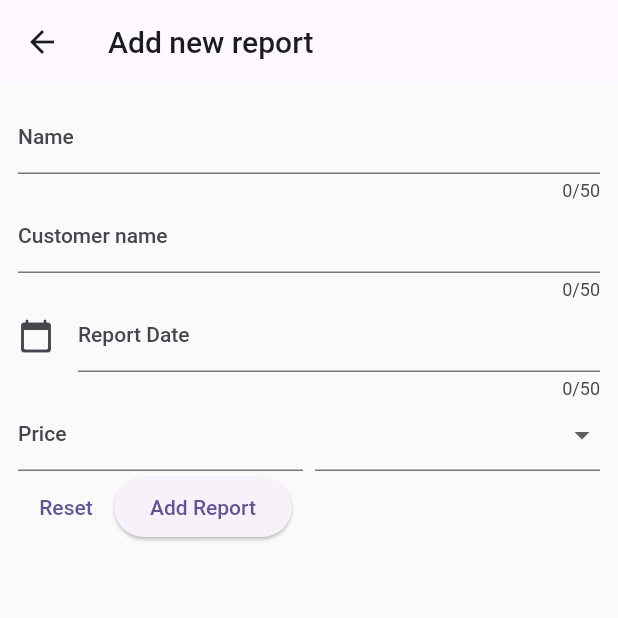
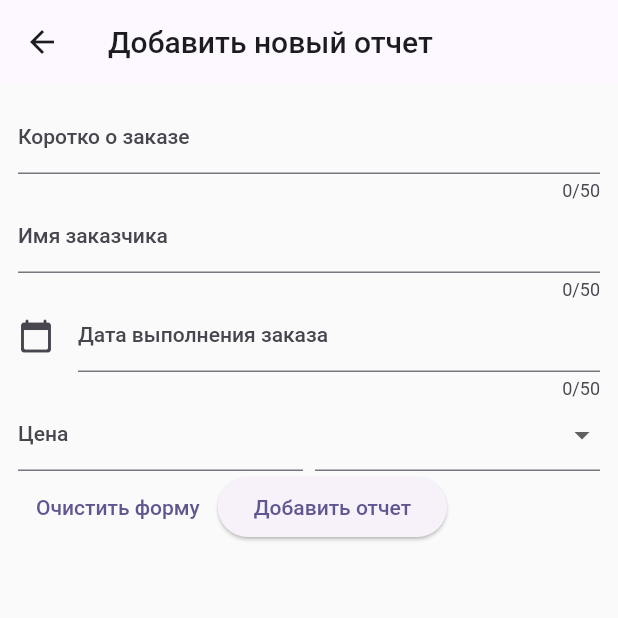
Before and after one commit to 132u/reports, a Flutter app: the NewReport screen opened directly, on a phone screen of 412 x 824 dp, the top half of it. Run offline on Flutter 3.47's test engine with Material 2 defaults, Android fonts, the phone set to English and light mode, and no system bars; our stand-ins replace cloud_firestore, firebase_auth, firebase_core, firebase_storage, image_picker; accounts and stored records are empty.

Commit message:
make beaty

```diff
--- a/lib/widgets/new_report.dart
+++ b/lib/widgets/new_report.dart
@@ -6,6 +6,7 @@ import 'package:cloud_firestore/cloud_firestore.dart';
 import 'package:firebase_auth/firebase_auth.dart';
 import 'package:flutter/material.dart';
 import 'package:intl/intl.dart';
+
 class NewReport extends StatefulWidget {
   const NewReport({super.key});
 
@@ -24,14 +25,6 @@ class _NewReportState extends State<NewReport> {
   bool _isMoneyWithme = false;
   TextEditingController _startDateController = TextEditingController();
   DatabaseService service = DatabaseService();
-  // var _nameController = TextEditingController();
-  // var _priceController = TextEditingController();
-  // @override
-  // void dispose() {
-  //   _nameController.dispose();
-  //   _priceController.dispose();
-  //   super.dispose();
-  // }
   final _formKey = GlobalKey<FormState>();
   void _addReport() async {
     if (_formKey.currentState!.validate()) {
@@ -42,20 +35,24 @@ class _NewReportState extends State<NewReport> {
         .collection('users')
         .doc(user.uid)
         .get();
-    //calculate price method in order to save it in DB
-    var now = DateTime.now() ;
-    //var now = DateFormat('dd-MM-yyyy').format(_enteredStartDate) ;
-    //new DateTime.now()
-    //var d=DateFormat('dd-MM-yyyy').format(_enteredStartDate);
-    var reportData = new Report(user.uid, _enteredName, _enteredPrice, now,
-      _enteredStartDate, _enteredCustomerName, _isMoneyWithme, _selectedPaymentType);
+    var now = DateTime.now();
+    var reportData = Report(
+        user.uid,
+        _enteredName,
+        _enteredPrice,
+        now,
+        _enteredStartDate,
+        _enteredCustomerName,
+        _isMoneyWithme,
+        _selectedPaymentType);
     service.addReport(reportData);
     Navigator.of(context)
-        .push(MaterialPageRoute(builder: (ctx) => ReportsList()));
+        .push(MaterialPageRoute(builder: (ctx) => const ReportsList()));
   }
+
   List<String> howHasMoney = ["у меня", "у Виктора"];
-Widget? _showWhoHasMoney(){
- if(_selectedPaymentType == PaymentType.cash.toString().split('.')[1]){
+  Widget? _showWhoHasMoney() {
+    if (_selectedPaymentType == PaymentType.cash.toString().split('.')[1]) {
       return Expanded(
           child: DropdownButtonFormField(
               items: howHasMoney
@@ -64,31 +61,29 @@ Widget? _showWhoHasMoney(){
                         value: e,
                       ))
                   .toList(),
-                        onChanged: (value)
-                        {
-                          if(value == howHasMoney[0])
-                            {
+              onChanged: (value) {
+                if (value == howHasMoney[0]) {
                   setState(() {
-
                     _isMoneyWithme = true;
                   });
-                          };
+                }
               }));
     }
     return null;
   }
+
   @override
   Widget build(BuildContext context) {
     return Scaffold(
       appBar: AppBar(
-        title: Text('Add new report'),
+        title: Text('Добавить новый отчет'),
       ),
       body: Padding(
         padding: EdgeInsets.all(12),
         child: Form(
           key: _formKey,
-          child: ListView(
-            children:[ Column(
+          child: ListView(children: [
+            Column(
               children: [
                 TextFormField(
                   onSaved: (value) {
@@ -96,11 +91,11 @@ Widget? _showWhoHasMoney(){
                   },
                   maxLength: 50,
                   decoration: const InputDecoration(
-                    label: Text('Name'),
+                    label: Text('Коротко о заказе'),
                   ),
                   validator: (value) {
                     if (value == null || value.trim().isEmpty) {
-                      return 'name is invalid or empty!';
+                      return 'Заполните пожалуйста поле Коротко о заказе :)';
                     }
                     return null;
                   },
@@ -111,11 +106,11 @@ Widget? _showWhoHasMoney(){
                   },
                   maxLength: 50,
                   decoration: const InputDecoration(
-                    label: Text('Customer name'),
+                    label: Text('Имя заказчика'),
                   ),
                   validator: (value) {
                     if (value == null || value.trim().isEmpty) {
-                      return 'Customer name is invalid or empty!';
+                      return 'Заполните пожалуйста имя заказчика :)';
                     }
                     return null;
                   },
@@ -123,17 +118,13 @@ Widget? _showWhoHasMoney(){
                 TextFormField(
                   controller: _startDateController,
                   onTap: () async {
-                    DateTime? pickedDate =  await showDatePicker(
+                    DateTime? pickedDate = await showDatePicker(
                         context: context,
                         initialDate: DateTime.now(),
-                        firstDate: DateTime.now().add(Duration(days: -120)),
-                        lastDate: DateTime.now().add(Duration(days: 120)));
-                        // final DateFormat formatter = DateFormat('dd-MM-yyyy');
-                        // final String output = DateFormat('dd-MM-yyyy').format(pickedDate!);
-                    // _startDateController.text= output;// DateFormat.yMMMd().format(pickedDate!);
-                   // _startDateController.text = DateFormat.yMd().format(pickedDate!);
-                    _startDateController.text="${pickedDate!.day}-${pickedDate.month}-${pickedDate.year}"; //pickedDate!.toString();// DateFormat.yMMMd().format(pickedDate!);
-
+                        firstDate: DateTime.now().add(const Duration(days: -120)),
+                        lastDate: DateTime.now().add(const Duration(days: 120)));
+                    _startDateController.text =
+                        "${pickedDate!.day}-${pickedDate.month}-${pickedDate.year}"; //pickedDate!.toString();// DateFormat.yMMMd().format(pickedDate!);
                   },
                   onSaved: (value) {
                     _enteredStartDate = DateFormat("dd-M-yyyy").parse(value!);
@@ -141,11 +132,11 @@ Widget? _showWhoHasMoney(){
                   maxLength: 50,
                   decoration: const InputDecoration(
                     icon: Icon(Icons.calendar_today_rounded),
-                    label: Text('Report Date'),
+                    label: Text('Дата выполнения заказа'),
                   ),
                   validator: (value) {
                     if (value == null || value.trim().isEmpty) {
-                      return 'Report date is invalid or empty!';
+                      return 'Заполните пожалуйста поле Дата выполнения заказа';
                     }
                     return null;
                   },
@@ -159,13 +150,13 @@ Widget? _showWhoHasMoney(){
                         },
                         keyboardType: TextInputType.number,
                         decoration: const InputDecoration(
-                          label: Text('Price'),
+                          label: Text('Цена'),
                         ),
                         validator: (value) {
                           if (value == null ||
                               value.trim().isEmpty ||
                               int.tryParse(value) == null) {
-                            return 'Price is invalid or empty!';
+                            return 'Заполните пожалуйста поле Цена :)';
                           }
                           return null;
                         },
@@ -182,31 +173,30 @@ Widget? _showWhoHasMoney(){
                                     value: e.toString().split('.')[1],
                                   ))
                               .toList(),
-                        onChanged: (value)
-                        {
+                          onChanged: (value) {
                             setState(() {
                               _selectedPaymentType = value;
                             });
                           }),
-                     //(){_showWhoHasMoney()},
                     ),
-                    Container(
-                          child: _showWhoHasMoney()
-                        )
+                    Container(child: _showWhoHasMoney())
                   ],
                 ),
                 Row(
                   children: [
-                    TextButton(onPressed: () {
+                    TextButton(
+                        onPressed: () {
                           _formKey.currentState!.reset();
-                    }, child: const Text('Reset')),
+                        },
+                        child: const Text('Очистить форму')),
                     ElevatedButton(
-                        onPressed: _addReport, child: const Text('Add Report')),
+                        onPressed: _addReport,
+                        child: const Text('Добавить отчет')),
                   ],
                 )
               ],
-            ),]
             ),
+          ]),
         ),
       ),
     );
```
Lines whose indentation alone changed are shown as unchanged.
